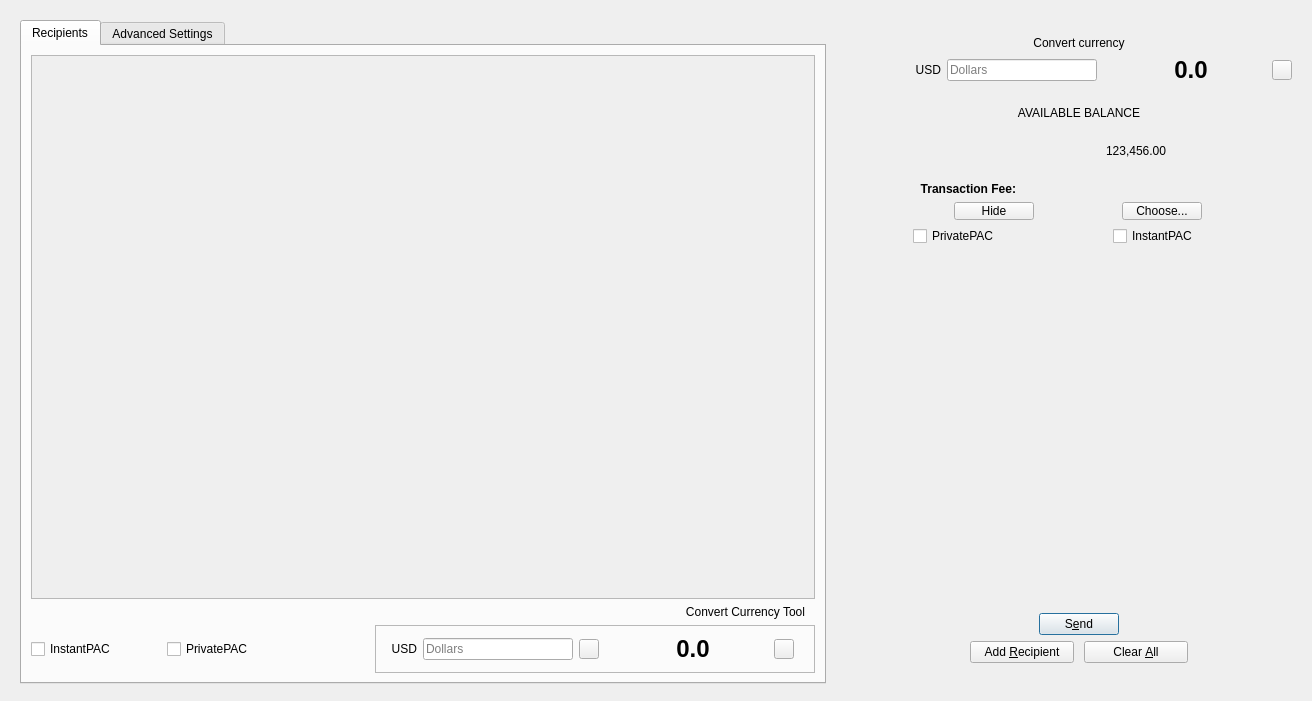
Above: src/qt/forms/sendcoinsdialog.ui from CryptoMx/PAC before the change. Below: the same form after it.
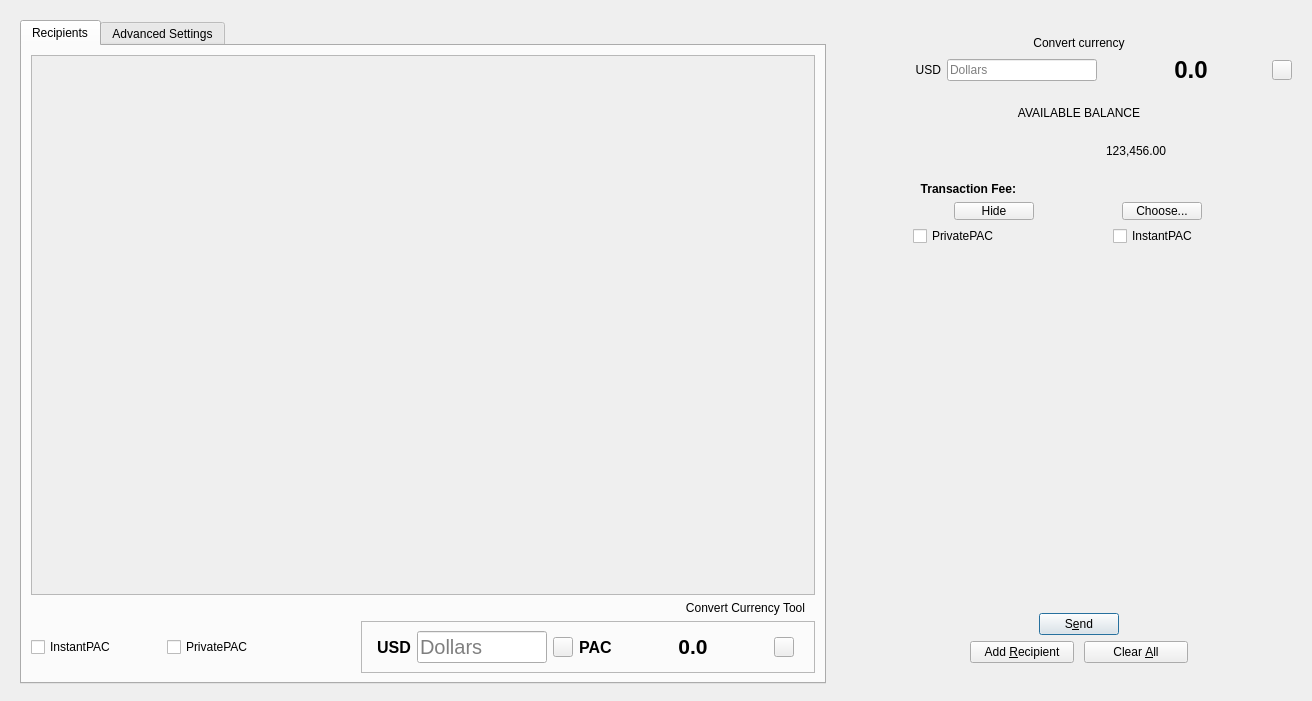
That is the form after the change. The open tabs and pages were chosen to show the change. Icons and pictures are not drawn. Custom widgets are drawn as their Qt base class.

Commit message:
Currency Convertor Tool UI
modified to switch currency icon and text when changed.

The edit to the form file:
```diff
--- a/src/qt/forms/sendcoinsdialog.ui
+++ b/src/qt/forms/sendcoinsdialog.ui
@@ -67,7 +67,7 @@
                  <x>0</x>
                  <y>0</y>
                  <width>784</width>
-                 <height>540</height>
+                 <height>538</height>
                 </rect>
                </property>
                <layout class="QVBoxLayout" name="verticalLayout_2" stretch="0,1">
@@ -254,11 +254,18 @@
                      <verstretch>0</verstretch>
                     </sizepolicy>
                    </property>
+                   <property name="font">
+                    <font>
+                     <pointsize>12</pointsize>
+                     <weight>75</weight>
+                     <bold>true</bold>
+                    </font>
+                   </property>
                    <property name="text">
                     <string>USD</string>
                    </property>
                    <property name="alignment">
-                    <set>Qt::AlignRight|Qt::AlignTrailing|Qt::AlignVCenter</set>
+                    <set>Qt::AlignCenter</set>
                    </property>
                   </widget>
                  </item>
@@ -272,16 +279,21 @@
                    </property>
                    <property name="minimumSize">
                     <size>
-                     <width>150</width>
+                     <width>130</width>
                      <height>0</height>
                     </size>
                    </property>
                    <property name="maximumSize">
                     <size>
-                     <width>150</width>
+                     <width>130</width>
                      <height>16777215</height>
                     </size>
                    </property>
+                   <property name="font">
+                    <font>
+                     <pointsize>15</pointsize>
+                    </font>
+                   </property>
                    <property name="placeholderText">
                     <string>Dollars</string>
                    </property>
@@ -300,7 +312,7 @@
                    </property>
                    <property name="minimumSize">
                     <size>
-                     <width>13</width>
+                     <width>20</width>
                      <height>20</height>
                     </size>
                    </property>
@@ -343,24 +355,44 @@
                    </property>
                    <property name="maximumSize">
                     <size>
-                     <width>20</width>
-                     <height>20</height>
+                     <width>16777215</width>
+                     <height>16777215</height>
                     </size>
                    </property>
+                   <property name="baseSize">
+                    <size>
+                     <width>0</width>
+                     <height>0</height>
+                    </size>
+                   </property>
+                   <property name="font">
+                    <font>
+                     <pointsize>12</pointsize>
+                     <weight>75</weight>
+                     <bold>true</bold>
+                     <kerning>true</kerning>
+                    </font>
+                   </property>
+                   <property name="styleSheet">
+                    <string notr="true"/>
+                   </property>
                    <property name="frameShape">
                     <enum>QFrame::NoFrame</enum>
                    </property>
                    <property name="text">
-                    <string/>
+                    <string>PAC</string>
                    </property>
-                   <property name="pixmap">
-                    <pixmap resource="../dash.qrc">:/icons/bitcoin-32</pixmap>
+                   <property name="textFormat">
+                    <enum>Qt::AutoText</enum>
                    </property>
                    <property name="scaledContents">
                     <bool>true</bool>
                    </property>
                    <property name="alignment">
-                    <set>Qt::AlignRight|Qt::AlignTrailing|Qt::AlignVCenter</set>
+                    <set>Qt::AlignCenter</set>
+                   </property>
+                   <property name="wordWrap">
+                    <bool>false</bool>
                    </property>
                   </widget>
                  </item>
@@ -386,7 +418,7 @@
                    </property>
                    <property name="font">
                     <font>
-                     <pointsize>18</pointsize>
+                     <pointsize>16</pointsize>
                      <weight>75</weight>
                      <bold>true</bold>
                     </font>
```
Left out of the diff: 12 changed lines with no effect on the pictures. The commit also changes 1 other file.
